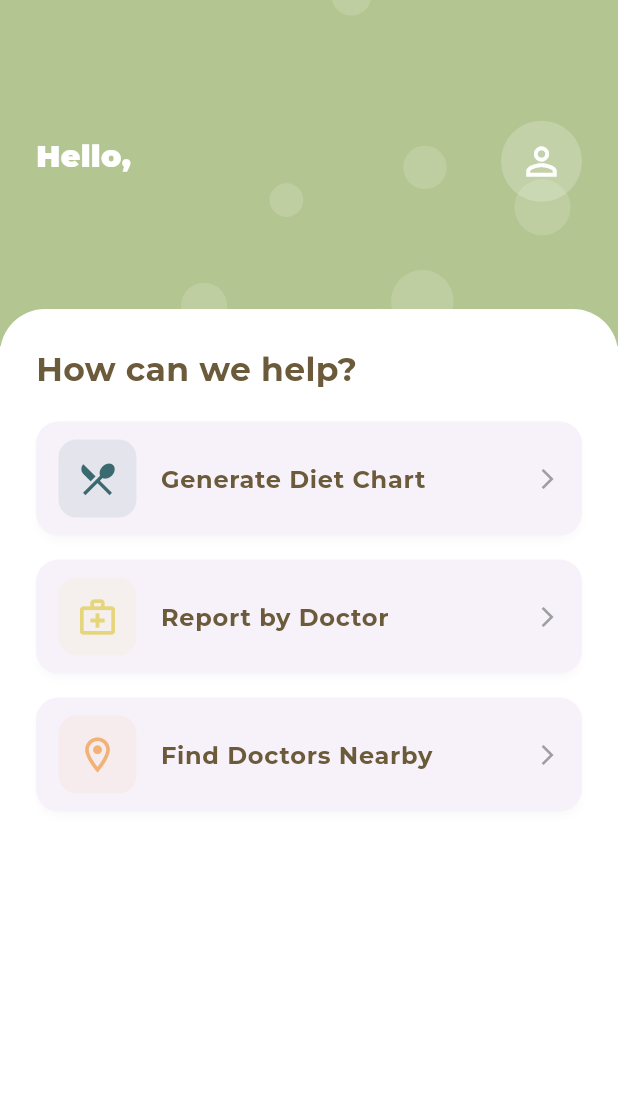
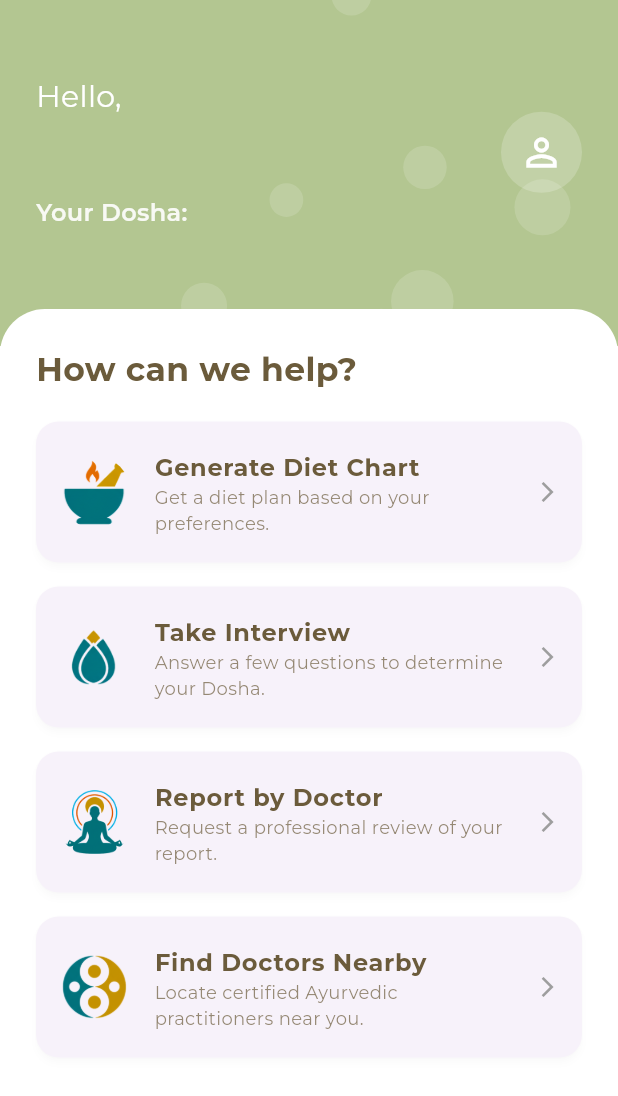
Before and after one commit to r1thk4/ayush, a Flutter app: the HomePage screen opened by its route, on a phone screen of 412 x 824 dp. Shown: the top 1096 px of the screen. Run offline on Flutter 3.47's test engine with Material 3 defaults, Android fonts, the light colour scheme and no system bars; our stand-ins replace flutter_dotenv, supabase_flutter; accounts and stored records are empty.

Commit message:
diet-chart

```diff
--- /dev/null
+++ b/lib/diet_chart_display_page.dart
@@ -0,0 +1,15 @@
+import 'package:flutter/material.dart';
+
+class DietChartDisplayPage extends StatelessWidget {
+  const DietChartDisplayPage({super.key});
+
+  @override
+  Widget build(BuildContext context) {
+    return Scaffold(
+      appBar: AppBar(title: const Text('Your Diet Chart')),
+      body: const Center(
+        child: Text('This is where the generated diet chart will be displayed.'),
+      ),
+    );
+  }
+}
--- a/lib/home_page.dart
+++ b/lib/home_page.dart
@@ -10,17 +10,16 @@ class HomePage extends StatefulWidget {
 }
 
 class _HomePageState extends State<HomePage> {
-  // --- RESTORED: State variables for user's name and email ---
   String _userName = 'User';
   String? _userEmail;
+  String _predictedDosha = '...';
 
   @override
   void initState() {
     super.initState();
-    _fetchUserProfile(); // Fetch the user's profile on page load
+    _fetchUserProfile();
   }
 
-  // --- RESTORED: Function to fetch user's full name and email ---
   Future<void> _fetchUserProfile() async {
     final user = Supabase.instance.client.auth.currentUser;
     if (user != null) {
@@ -28,17 +27,23 @@ class _HomePageState extends State<HomePage> {
       try {
         final response = await Supabase.instance.client
             .from('profiles')
-            .select('full_name')
+            .select('full_name, prakriti')
             .eq('id', user.id)
             .single();
 
-        if (mounted && response['full_name'] != null) {
+        if (mounted) {
           setState(() {
-            _userName = response['full_name'];
+            _userName = response['full_name'] ?? 'User';
+            _predictedDosha = response['prakriti'] ?? 'Take Interview';
           });
         }
       } catch (e) {
-        print('Error fetching user name: $e');
+        print('Error fetching user profile: $e');
+        if (mounted) {
+          setState(() {
+            _predictedDosha = 'Take Interview';
+          });
+        }
       }
     }
   }
@@ -85,23 +90,30 @@ class _HomePageState extends State<HomePage> {
                       ),
                     ),
                     const SizedBox(height: 20),
+                    // --- UPDATED ACTION TILES WITH IMAGES ---
                     _buildActionTile(
-                      icon: Icons.restaurant_menu,
+                      imagePath: 'assets/images/home_1.png', // Using your image
                       title: 'Generate Diet Chart',
-                      onTap: () { /* Navigator.pushNamed(context, '/diet_chart'); */ },
-                      iconColor: const Color(0xFF3A6A70),
+                      subtitle: 'Get a diet plan based on your preferences.',
+                      onTap: () { Navigator.pushNamed(context, '/diet_chart_interview'); },
                     ),
                     _buildActionTile(
-                      icon: Icons.medical_services_outlined,
-                      title: 'Report by Doctor',
-                      onTap: () { /* Navigator.pushNamed(context, '/doctor_report'); */ },
-                      iconColor: const Color(0xFFE5D57B),
+                      imagePath: 'assets/images/home_2.png', // Using your image
+                      title: 'Take Interview',
+                      subtitle: 'Answer a few questions to determine your Dosha.',
+                      onTap: () { Navigator.pushNamed(context, '/interview'); },
                     ),
                     _buildActionTile(
-                      icon: Icons.location_on_outlined,
+                      imagePath: 'assets/images/home_3.png', // Using a placeholder
+                      title: 'Report by Doctor',
+                      subtitle: 'Request a professional review of your report.',
+                      onTap: () { /* Navigator.pushNamed(context, '/doctor_report'); */ },
+                    ),
+                    _buildActionTile(
+                      imagePath: 'assets/images/home_4.png', // Using a placeholder
                       title: 'Find Doctors Nearby',
+                      subtitle: 'Locate certified Ayurvedic practitioners near you.',
                       onTap: () { /* Navigator.pushNamed(context, '/find_doctors'); */ },
-                      iconColor: const Color(0xFFF2B176),
                     ),
                   ],
                 ),
@@ -114,7 +126,11 @@ class _HomePageState extends State<HomePage> {
   }
 
   Widget _buildHeader(BuildContext context, Color headerColor, Color pranaTextColor) {
-    return Container(
+    return GestureDetector(
+      onTap: () {
+        Navigator.pushNamed(context, '/dosha_result');
+      },
+      child: Container(
         height: MediaQuery.of(context).size.height * 0.28,
         width: double.infinity,
         decoration: BoxDecoration(color: headerColor),
@@ -131,17 +147,14 @@ class _HomePageState extends State<HomePage> {
                     crossAxisAlignment: CrossAxisAlignment.start,
                     mainAxisSize: MainAxisSize.min,
                     children: [
-                    const SizedBox(height: 40),
                       const Text(
                         'Hello,',
                         style: TextStyle(
                           fontFamily: 'Montserrat',
                           color: Colors.white,
                           fontSize: 20,
-                        fontWeight: FontWeight.w900,
                         ),
                       ),
-                    // --- CORRECTED: Displays the fetched user name ---
                       Text(
                         _userName.split(' ').first,
                         style: const TextStyle(
@@ -149,6 +162,16 @@ class _HomePageState extends State<HomePage> {
                           color: Colors.white,
                           fontSize: 32,
                           fontWeight: FontWeight.bold,
+                        ),
+                      ),
+                      const SizedBox(height: 5),
+                      Text(
+                        'Your Dosha: $_predictedDosha',
+                        style: TextStyle(
+                          fontFamily: 'Montserrat',
+                          color: Colors.white.withOpacity(0.9),
+                          fontSize: 16,
+                          fontWeight: FontWeight.w600,
                         ),
                       ),
                     ],
@@ -200,14 +223,16 @@ class _HomePageState extends State<HomePage> {
             ),
           ],
         ),
+      ),
     );
   }
 
+  // --- UPDATED HELPER WIDGET TO USE IMAGES ---
   Widget _buildActionTile({
-    required IconData icon,
+    required String imagePath, // Changed from IconData
     required String title,
+    required String subtitle,
     required VoidCallback onTap,
-    required Color iconColor,
   }) {
     const pranaTextColor = Color(0xFF6B5B3B);
     return Card(
@@ -218,13 +243,10 @@ class _HomePageState extends State<HomePage> {
       child: ListTile(
         onTap: onTap,
         contentPadding: const EdgeInsets.symmetric(vertical: 10, horizontal: 15),
-        leading: Container(
-          padding: const EdgeInsets.all(12),
-          decoration: BoxDecoration(
-            color: iconColor.withOpacity(0.1),
-            borderRadius: BorderRadius.circular(12),
-          ),
-          child: Icon(icon, color: iconColor, size: 28),
+        leading: CircleAvatar(
+          radius: 24,
+          backgroundImage: AssetImage(imagePath), // Use the image path here
+          backgroundColor: Colors.transparent, // Avoid default color if image is transparent
         ),
         title: Text(
           title,
@@ -232,6 +254,14 @@ class _HomePageState extends State<HomePage> {
             fontFamily: 'Montserrat',
             fontWeight: FontWeight.bold,
             color: pranaTextColor,
+          ),
+        ),
+        subtitle: Text(
+          subtitle,
+          style: TextStyle(
+            fontFamily: 'Montserrat',
+            color: pranaTextColor.withOpacity(0.7),
+            fontSize: 12,
           ),
         ),
         trailing: const Icon(Icons.arrow_forward_ios, size: 16, color: Colors.grey),
--- a/lib/interview_page.dart
+++ b/lib/interview_page.dart
@@ -1,6 +1,7 @@
 import 'package:flutter/material.dart';
 import 'package:supabase_flutter/supabase_flutter.dart';
 import 'interview_data.dart';
+import 'loading_page.dart'; // Import the loading page
 
 class InterviewPage extends StatefulWidget {
   const InterviewPage({super.key});
@@ -10,7 +11,6 @@ class InterviewPage extends StatefulWidget {
 }
 
 class _InterviewPageState extends State<InterviewPage> {
-  // --- CHANGE 1: The map now uses String keys ---
   final Map<String, String> _answers = {};
 
   bool get _areAllQuestionsAnswered =>
@@ -34,6 +34,7 @@ class _InterviewPageState extends State<InterviewPage> {
     }
 
     try {
+      // Save the answers to the user's profile
       await Supabase.instance.client
           .from('profiles')
           .update({'questionnaire_answers': _answers})
@@ -41,7 +42,18 @@ class _InterviewPageState extends State<InterviewPage> {
 
       if (mounted) {
         print('Interview answers saved successfully for user ${user.id}!');
-        Navigator.pushReplacementNamed(context, '/loading');
+
+        // --- THIS IS THE CORRECTED NAVIGATION ---
+        // Call the reusable loading page with the right parameters
+        Navigator.pushReplacement(
+          context,
+          MaterialPageRoute(
+            builder: (context) => const LoadingPage(
+              loadingText: 'Predicting your Dosha...',
+              nextRoute: '/dosha_result',
+            ),
+          ),
+        );
       }
     } catch (error) {
       print('An error occurred while saving answers: $error');
@@ -113,11 +125,9 @@ class _InterviewPageState extends State<InterviewPage> {
                                   fontWeight: FontWeight.w900),
                             ),
                             value: option,
-                            // --- CHANGE 2: Use the question ID as a string ---
                             groupValue: _answers[question.id.toString()],
                             onChanged: (value) {
                               setState(() {
-                                // --- CHANGE 3: Save the answer with the ID as a string ---
                                 _answers[question.id.toString()] = value!;
                               });
                             },
--- a/lib/main.dart
+++ b/lib/main.dart
@@ -5,11 +5,12 @@ import 'login_page.dart';
 import 'home_page.dart'; // Make sure to import HomePage
 import 'quiz_intro_page.dart';
 import 'interview_page.dart';
-import 'loading_page.dart';
 import 'register_page.dart';
 import 'report_page.dart'; // Assuming you will create this page
 import 'view_profile_page.dart'; // Assuming you will create this page
 import 'dosha_result_page.dart';
+import 'diet_chart_interview_page.dart';
+import 'diet_chart_display_page.dart';
 
 Future<void> main() async {
   WidgetsFlutterBinding.ensureInitialized();
@@ -41,11 +42,12 @@ class MyApp extends StatelessWidget {
         '/login': (context) => const LoginPage(),
         '/quiz_intro': (context) => const QuizIntroPage(),
         '/interview': (context) => const InterviewPage(),
-        '/loading': (context) => const LoadingPage(),
         '/register': (context) => const RegisterPage(),
         '/report': (context) => const ReportPage(), // New route
         '/view_profile': (context) => const ViewProfilePage(), // New route
         '/dosha_result': (context) => const DoshaResultPage(),
+        '/diet_chart_interview': (context) => const DietChartInterviewPage(), // <-- ADD THIS
+        '/diet_chart_display': (context) => const DietChartDisplayPage()
       },
       debugShowCheckedModeBanner: false,
     );
```
Also changed, not shown: lib/diet_chart_interview_page.dart (added, +249 -0 lines), lib/loading_page.dart (+15 -7 lines), assets/images/home_1.png (added), assets/images/home_3.png (added), assets/images/home_4.png (added). Lines whose indentation alone changed are shown as unchanged.
